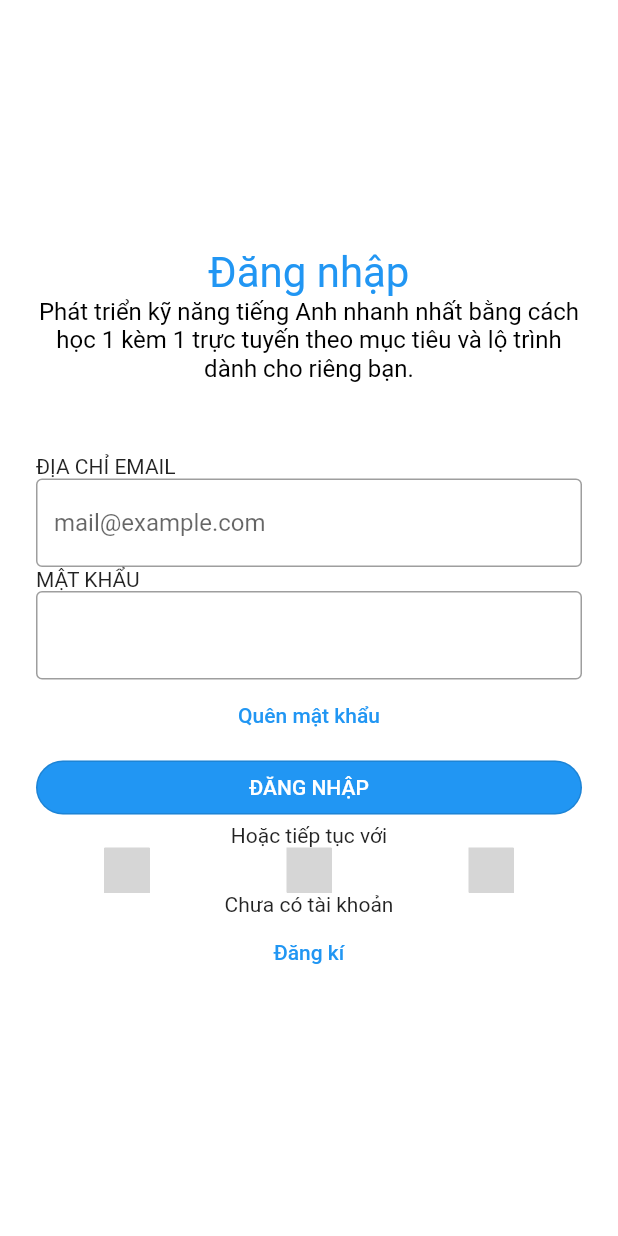
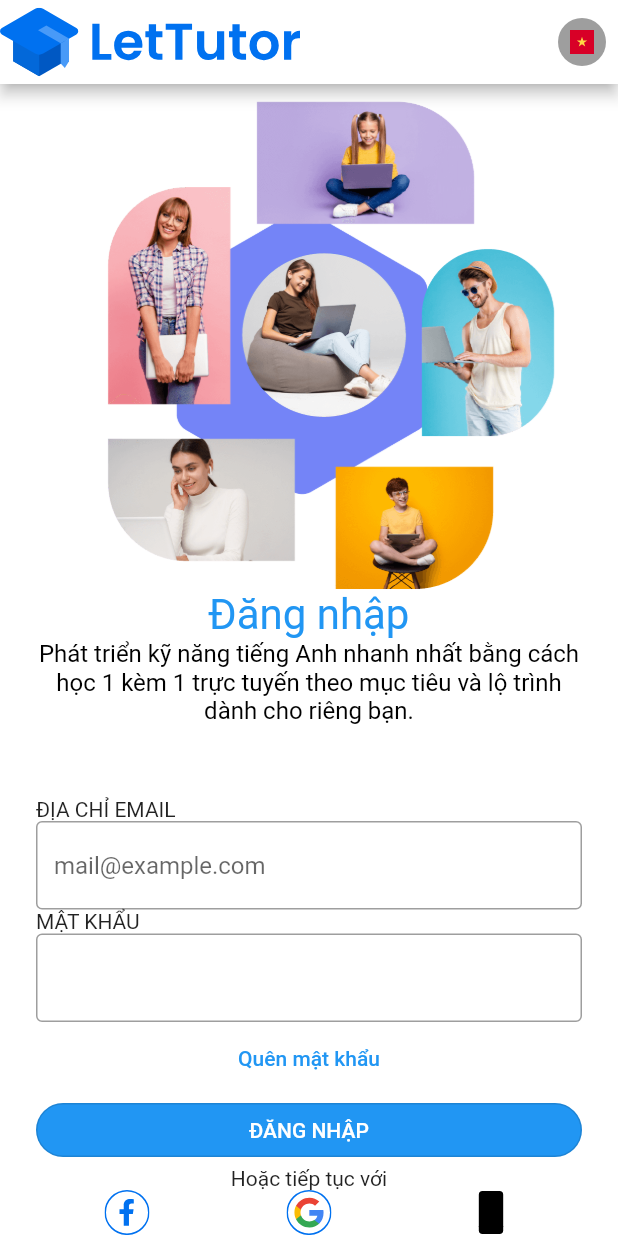
Before and after one commit to peakyblinders244/lettutor, a Flutter app: the screen it shows after launch, on a phone screen of 412 x 824 dp. Run offline on Flutter 3.47's test engine with Material 2 defaults, Android fonts, the phone set to English and light mode, and no system bars; our stand-ins replace flutter_svg; grey boxes are pictures that could not be loaded.

Commit message:
++ finish code login

```diff
--- a/lib/component/LoginPage.dart
+++ b/lib/component/LoginPage.dart
@@ -1,7 +1,7 @@
-
-
 import 'package:flutter/material.dart';
 import 'package:flutter_svg/flutter_svg.dart';
+
+import '../widgets/BorderCustom.dart';
 
 class LoginPage extends StatefulWidget {
   @override
@@ -56,14 +56,16 @@ class _LoginPageState extends State<LoginPage> {
     final orContinueText =
         Text("Hoặc tiếp tục với", textAlign: TextAlign.center);
 
-    final noAccountText = Text("Chưa có tài khoản",textAlign: TextAlign.center,);
+    final noAccountText = Text(
+      "Chưa có tài khoản",
+      textAlign: TextAlign.center,
+    );
     final registerTextButton = TextButton(
         onPressed: () => {},
         child: Text(
           "Đăng kí",
           textAlign: TextAlign.left,
         ));
-
 
     final rowIcons = Row(
       mainAxisAlignment: MainAxisAlignment.spaceAround,
@@ -77,6 +79,27 @@ class _LoginPageState extends State<LoginPage> {
       ],
     );
     return Scaffold(
+      appBar: AppBar(
+        centerTitle: true,
+        backgroundColor: Colors.white,
+        leading: SvgPicture.asset('assets/icons/lettutor_logo.svg',
+            fit: BoxFit.fitWidth),
+        leadingWidth: 200,
+        actions: <Widget>[
+          IconButton(
+            icon: CircleAvatar(
+              radius: 56,
+              backgroundColor: Colors.grey,
+              child: Padding(
+                padding: const EdgeInsets.all(8.0),
+                child: SvgPicture.asset('assets/icons/vietnam.svg',
+                    fit: BoxFit.fitWidth),
+              ),
+            ),
+            onPressed: () => {},
+          )
+        ],
+      ),
       backgroundColor: Colors.white,
       body: Center(
         child: ListView(
```
Also changed, not shown: lib/widgets/BorderCustom.dart (added, +40 -0 lines), assets/icons/facebook-logo.svg (added), assets/icons/google-logo.svg (added), assets/icons/lettutor_logo.svg (added), assets/icons/mobile-logo.svg (added), assets/icons/vietnam.svg (added), assets/images/login.png (added), assets/images/vietnam.png (added).
